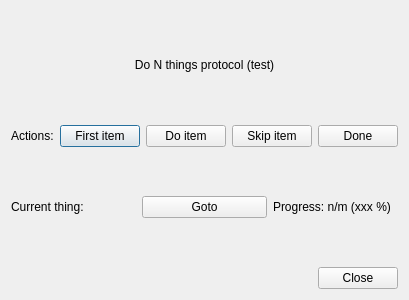
Old version of the form neurolabi/gui/protocols/protocoldialog.ui in the repository janelia-flyem/NeuTu.
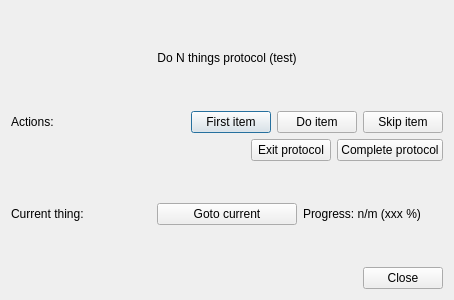
New version of the form.

Commit message: exit protocol working; all buttons hooked up in test protocol

```diff
--- a/neurolabi/gui/protocols/protocoldialog.ui
+++ b/neurolabi/gui/protocols/protocoldialog.ui
@@ -6,7 +6,7 @@
    <rect>
     <x>0</x>
     <y>0</y>
-    <width>400</width>
+    <width>454</width>
     <height>300</height>
    </rect>
   </property>
@@ -34,7 +34,20 @@
       </widget>
      </item>
      <item>
-      <widget class="QPushButton" name="pushButton">
+      <spacer name="horizontalSpacer_2">
+       <property name="orientation">
+        <enum>Qt::Horizontal</enum>
+       </property>
+       <property name="sizeHint" stdset="0">
+        <size>
+         <width>40</width>
+         <height>20</height>
+        </size>
+       </property>
+      </spacer>
+     </item>
+     <item>
+      <widget class="QPushButton" name="firstButton">
        <property name="text">
         <string>First item</string>
        </property>
@@ -54,10 +67,34 @@
        </property>
       </widget>
      </item>
+    </layout>
+   </item>
+   <item>
+    <layout class="QHBoxLayout" name="horizontalLayout_3">
      <item>
-      <widget class="QPushButton" name="pushButton_4">
+      <spacer name="horizontalSpacer">
+       <property name="orientation">
+        <enum>Qt::Horizontal</enum>
+       </property>
+       <property name="sizeHint" stdset="0">
+        <size>
+         <width>40</width>
+         <height>20</height>
+        </size>
+       </property>
+      </spacer>
+     </item>
+     <item>
+      <widget class="QPushButton" name="exitButton">
        <property name="text">
-        <string>Done</string>
+        <string>Exit protocol</string>
+       </property>
+      </widget>
+     </item>
+     <item>
+      <widget class="QPushButton" name="completeButton">
+       <property name="text">
+        <string>Complete protocol</string>
        </property>
       </widget>
      </item>
@@ -75,7 +112,7 @@
      <item>
       <widget class="QPushButton" name="pushButton_5">
        <property name="text">
-        <string>Goto</string>
+        <string>Goto current</string>
        </property>
       </widget>
      </item>
```
Left out of the diff: 10 changed lines with no effect on the pictures. The commit also changes 4 other files.
